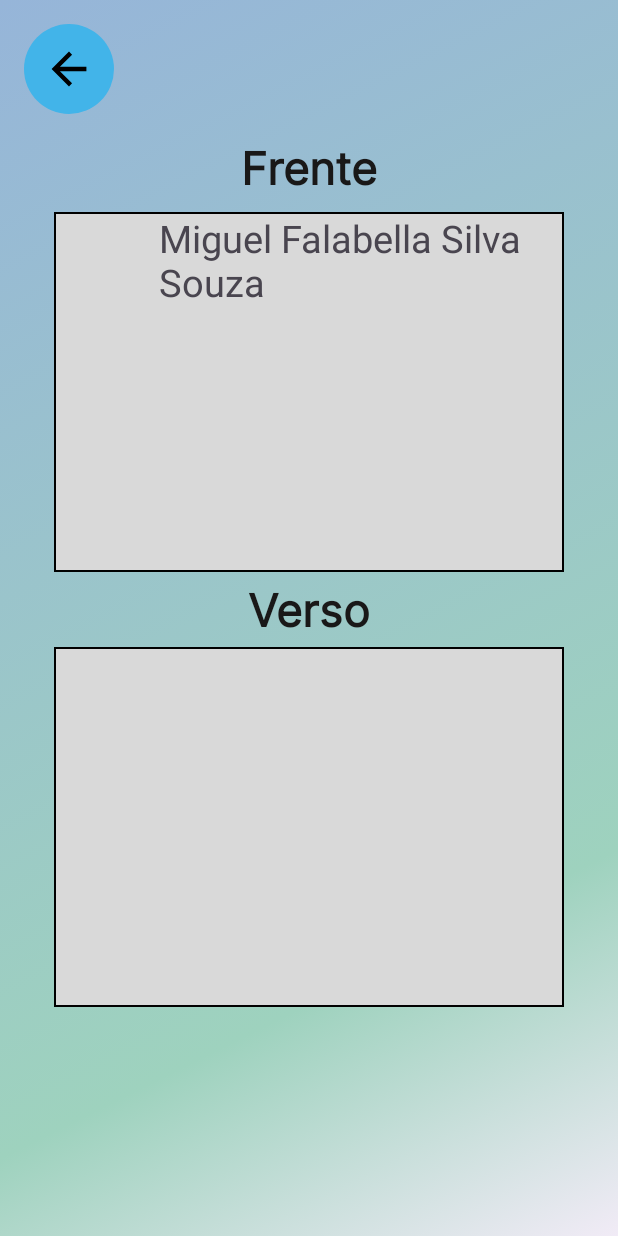
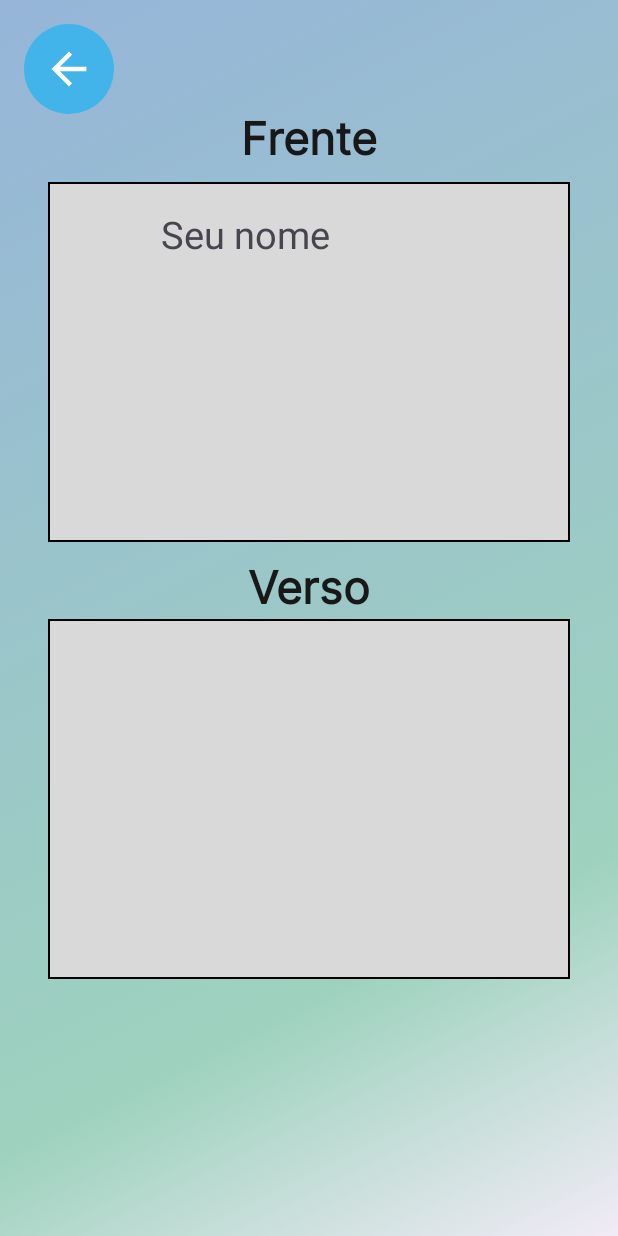
Before and after one commit to Projeto-FUCAPI-Feira-Tecnologica/app-meutea, an Android app: the activity_carteirinha_digital screen opened directly, with no data from a screen before it, on a phone screen of 412 x 824 dp. Run offline under Robolectric (Android 15) with nearby library versions, the phone set to English and light mode, and no system bars.

Commit message:
alteração 16h (04.11)
- BANCO DE DADOS LOGIN

```diff
--- a/app/src/main/AndroidManifest.xml
+++ b/app/src/main/AndroidManifest.xml
@@ -12,6 +12,9 @@
         android:supportsRtl="true"
         android:theme="@style/Theme.AplicaçãoFUCAPI0911"
         tools:targetApi="31">
+        <activity
+            android:name=".activities.activities.addrotina"
+            android:exported="false" />
         <activity
             android:name=".activities.activities.tercafeira_rotina"
             android:exported="false" />
--- a/app/src/main/java/com/feirafucapi/aplicaofucapi0911/activities/activities/MainActivity.java
+++ b/app/src/main/java/com/feirafucapi/aplicaofucapi0911/activities/activities/MainActivity.java
@@ -27,7 +27,7 @@ public class MainActivity extends AppCompatActivity {
         campoemail = findViewById(R.id.editEmail);
         camposenha = findViewById(R.id.editSenha);
         textCadastre = findViewById(R.id.txtVCadastrar);
-        buttonContinuar = findViewById(R.id.btnContinuar);
+        buttonContinuar = findViewById(R.id.btnCadastrar);
         buttonVoltar = findViewById(R.id.btnVoltar);
 
         buttonContinuar.setOnClickListener(new View.OnClickListener() {
--- a/app/src/main/java/com/feirafucapi/aplicaofucapi0911/activities/activities/activity_cadastrar.java
+++ b/app/src/main/java/com/feirafucapi/aplicaofucapi0911/activities/activities/activity_cadastrar.java
@@ -20,7 +20,7 @@ public class activity_cadastrar extends AppCompatActivity {
         super.onCreate(savedInstanceState);
         setContentView(R.layout.activity_cadastrar);
 
-        btnCadastrar = findViewById(R.id.btnContinuar);
+        btnCadastrar = findViewById(R.id.btnCadastrar);
         ibCad = findViewById(R.id.imgBtnCad);
 
         btnCadastrar.setOnClickListener(new View.OnClickListener(){
--- a/app/src/main/java/com/feirafucapi/aplicaofucapi0911/activities/adapter/AdaptadorRotina.java
+++ b/app/src/main/java/com/feirafucapi/aplicaofucapi0911/activities/adapter/AdaptadorRotina.java
@@ -19,6 +19,7 @@ public class AdaptadorRotina extends RecyclerView.Adapter<AdaptadorRotina.MyView
     private final List<Rotina> listaRotinass;
 
     public AdaptadorRotina(List<Rotina> lista) {
+
         this.listaRotinass = lista;
     }
 
@@ -37,8 +38,9 @@ public class AdaptadorRotina extends RecyclerView.Adapter<AdaptadorRotina.MyView
         Rotina rotina = listaRotinass.get(position);
 
         holder.horario.setText(rotina.getHorarioRotina());
-        holder.rotina1.setImageResource(R.drawable.ic_model_recyclerview_rotina);
-        holder.rotina2.setImageResource(R.drawable.ic_model_recyclerview_rotina);
+        holder.rotina1.setImageResource(rotina.getRotina1());
+        holder.rotina2.setImageResource(rotina.getRotina2());
+        holder.rotina3.setImageResource(rotina.getRotina3());
     }
 
     @Override
--- /dev/null
+++ b/app/src/main/res/drawable/add_rotina_24.xml
@@ -0,0 +1,5 @@
+<vector android:height="24dp" android:tint="#000000"
+    android:viewportHeight="24" android:viewportWidth="24"
+    android:width="24dp" xmlns:android="http://schemas.android.com/apk/res/android">
+    <path android:fillColor="@android:color/white" android:pathData="M19,13h-6v6h-2v-6H5v-2h6V5h2v6h6v2z"/>
+</vector>
--- a/app/src/main/res/drawable/ic_back_foreground.xml
+++ b/app/src/main/res/drawable/ic_back_foreground.xml
@@ -3,7 +3,7 @@
     android:height="60dp"
     android:viewportWidth="24"
     android:viewportHeight="24"
-    android:tint="#000000"
+    android:tint="#FFFFFF"
     android:autoMirrored="true">
   <group android:scaleX="0.58"
       android:scaleY="0.58"
--- a/app/src/main/res/layout/activity_carteirinha_digital.xml
+++ b/app/src/main/res/layout/activity_carteirinha_digital.xml
@@ -6,18 +6,20 @@
     android:layout_height="match_parent"
     android:background="@drawable/gradient_background">
 
-    <FrameLayout
-        android:id="@+id/frameLayout2"
-        android:layout_width="340dp"
-        android:layout_height="240dp"
-        android:layout_marginTop="50dp"
-        android:background="@drawable/carteirinha_background"
+    <TextView
+        android:id="@+id/textViewVerso"
+        android:layout_width="wrap_content"
+        android:layout_height="wrap_content"
+        android:layout_marginTop="8dp"
+        android:fontFamily="@font/inter"
+        android:text="Verso"
+        android:textColor="#191818"
+        android:textSize="30sp"
+        android:textStyle="bold"
         app:layout_constraintEnd_toEndOf="parent"
         app:layout_constraintHorizontal_bias="0.5"
         app:layout_constraintStart_toStartOf="parent"
-        app:layout_constraintTop_toBottomOf="@+id/frameLayout">
-
-    </FrameLayout>
+        app:layout_constraintTop_toBottomOf="@+id/frameLayout" />
 
     <ImageButton
         android:id="@+id/imgBtnCarteirinha"
@@ -36,7 +38,7 @@
         android:id="@+id/textView2"
         android:layout_width="wrap_content"
         android:layout_height="wrap_content"
-        android:layout_marginTop="90dp"
+        android:layout_marginTop="70dp"
         android:fontFamily="@font/inter"
         android:text="Frente"
         android:textColor="#191818"
@@ -48,48 +50,51 @@
 
     <FrameLayout
         android:id="@+id/frameLayout"
-        android:layout_width="340dp"
+        android:layout_width="match_parent"
         android:layout_height="240dp"
+        android:layout_marginStart="32dp"
         android:layout_marginTop="8dp"
+        android:layout_marginEnd="32dp"
         android:background="@drawable/carteirinha_background"
         app:layout_constraintEnd_toEndOf="parent"
         app:layout_constraintStart_toStartOf="parent"
         app:layout_constraintTop_toBottomOf="@+id/textView2">
+
+        <ImageView
+            android:id="@+id/ivFotoCarteirinha"
+            android:layout_width="match_parent"
+            android:layout_height="70dp"
+            android:layout_gravity="start|center_horizontal"
+            android:layout_marginLeft="3dp"
+            android:layout_marginTop="1.5dp"
+            android:scaleType="fitStart"
+            tools:srcCompat="@tools:sample/avatars" />
 
         <TextView
             android:id="@+id/textViewNomeCarteirinha"
             android:layout_width="match_parent"
             android:layout_height="70dp"
             android:layout_gravity="end|center_horizontal"
-            android:layout_marginLeft="70dp"
-            android:text="Miguel Falabella Silva Souza"
+            android:layout_marginLeft="75dp"
+            android:gravity="center_vertical"
+            android:text="Seu nome"
             android:textSize="25sp" />
 
-        <ImageView
-            android:id="@+id/imageView3"
-            android:layout_width="match_parent"
-            android:layout_height="70dp"
-            android:layout_marginTop="1.5dp"
-            android:layout_marginLeft="3dp"
-            android:layout_marginRight="270dp"
-            android:layout_gravity="start|center_horizontal"
-            tools:srcCompat="@tools:sample/avatars" />
+
     </FrameLayout>
 
-    <TextView
-        android:id="@+id/textViewVerso"
-        android:layout_width="wrap_content"
-        android:layout_height="wrap_content"
-        android:layout_marginTop="24dp"
-        android:layout_marginBottom="24dp"
-        android:fontFamily="@font/inter"
-        android:text="Verso"
-        android:textColor="#191818"
-        android:textSize="30sp"
-        android:textStyle="bold"
-        app:layout_constraintBottom_toTopOf="@+id/frameLayout2"
+    <FrameLayout
+        android:id="@+id/frameLayout2"
+        android:layout_width="match_parent"
+        android:layout_height="240dp"
+        android:layout_marginStart="32dp"
+        android:layout_marginEnd="32dp"
+        android:background="@drawable/carteirinha_background"
         app:layout_constraintEnd_toEndOf="parent"
+        app:layout_constraintHorizontal_bias="0.5"
         app:layout_constraintStart_toStartOf="parent"
-        app:layout_constraintTop_toBottomOf="@+id/frameLayout" />
+        app:layout_constraintTop_toBottomOf="@+id/textViewVerso">
+
+    </FrameLayout>
 
 </androidx.constraintlayout.widget.ConstraintLayout>
--- a/app/src/main/res/layout/activity_main.xml
+++ b/app/src/main/res/layout/activity_main.xml
@@ -104,7 +104,7 @@
     </LinearLayout>
 
     <Button
-        android:id="@+id/btnContinuar"
+        android:id="@+id/btnCadastrar"
         android:layout_width="200dp"
         android:layout_height="65dp"
         android:layout_marginTop="30dp"
@@ -134,6 +134,6 @@
         app:layout_constraintEnd_toEndOf="parent"
         app:layout_constraintHorizontal_bias="0.5"
         app:layout_constraintStart_toStartOf="parent"
-        app:layout_constraintTop_toBottomOf="@+id/btnContinuar" />
+        app:layout_constraintTop_toBottomOf="@+id/btnCadastrar" />
 
 </androidx.constraintlayout.widget.ConstraintLayout>
```
Also changed, not shown: app/src/main/java/com/feirafucapi/aplicaofucapi0911/activities/activities/addrotina.java (added, +16 -0 lines), app/src/main/java/com/feirafucapi/aplicaofucapi0911/activities/activities/tercafeira_rotina.java (+40 -7 lines), app/src/main/java/com/feirafucapi/aplicaofucapi0911/activities/helper/CadastroDAO.java (added, +7 -0 lines), app/src/main/java/com/feirafucapi/aplicaofucapi0911/activities/helper/DBHelper.java (added, +32 -0 lines), app/src/main/java/com/feirafucapi/aplicaofucapi0911/activities/helper/iCadastroDAO.java (added, +7 -0 lines), app/src/main/java/com/feirafucapi/aplicaofucapi0911/activities/model/Rotina.java (+13 -3 lines), app/src/main/res/layout/activity_addrotina.xml (added, +24 -0 lines), app/src/main/res/layout/activity_cadastrar.xml (+6 -3 lines), app/src/main/res/layout/activity_tercafeira_rotina.xml (+13 -1 lines), app/src/main/res/layout/adapter_rotinas.xml (+6 -3 lines).
